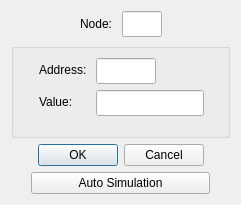
Above: omodscan/dialogs/dialogwriteholdingregister.ui from sanny32/OpenModScan before the change. Below: the same form after it.
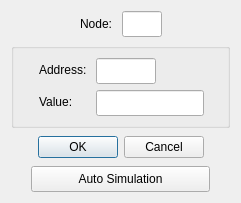
That is the form after the change. Custom widgets are drawn as their Qt base class.

Commit message: Correct ui view

Patch:
```diff
--- a/omodscan/dialogs/dialogwriteholdingregister.ui
+++ b/omodscan/dialogs/dialogwriteholdingregister.ui
@@ -7,7 +7,7 @@
     <x>0</x>
     <y>0</y>
     <width>241</width>
-    <height>205</height>
+    <height>196</height>
    </rect>
   </property>
   <property name="windowTitle">
@@ -139,6 +139,12 @@
    </item>
    <item>
     <widget class="QDialogButtonBox" name="buttonBox">
+     <property name="minimumSize">
+      <size>
+       <width>0</width>
+       <height>26</height>
+      </size>
+     </property>
      <property name="orientation">
       <enum>Qt::Horizontal</enum>
      </property>
@@ -170,6 +176,12 @@
      </item>
      <item>
       <widget class="QPushButton" name="pushButtonSimulation">
+       <property name="minimumSize">
+        <size>
+         <width>0</width>
+         <height>26</height>
+        </size>
+       </property>
        <property name="text">
         <string>Auto Simulation</string>
        </property>
```
Left out of the diff: 16 changed lines with no effect on the pictures. The commit also changes 6 other files.
